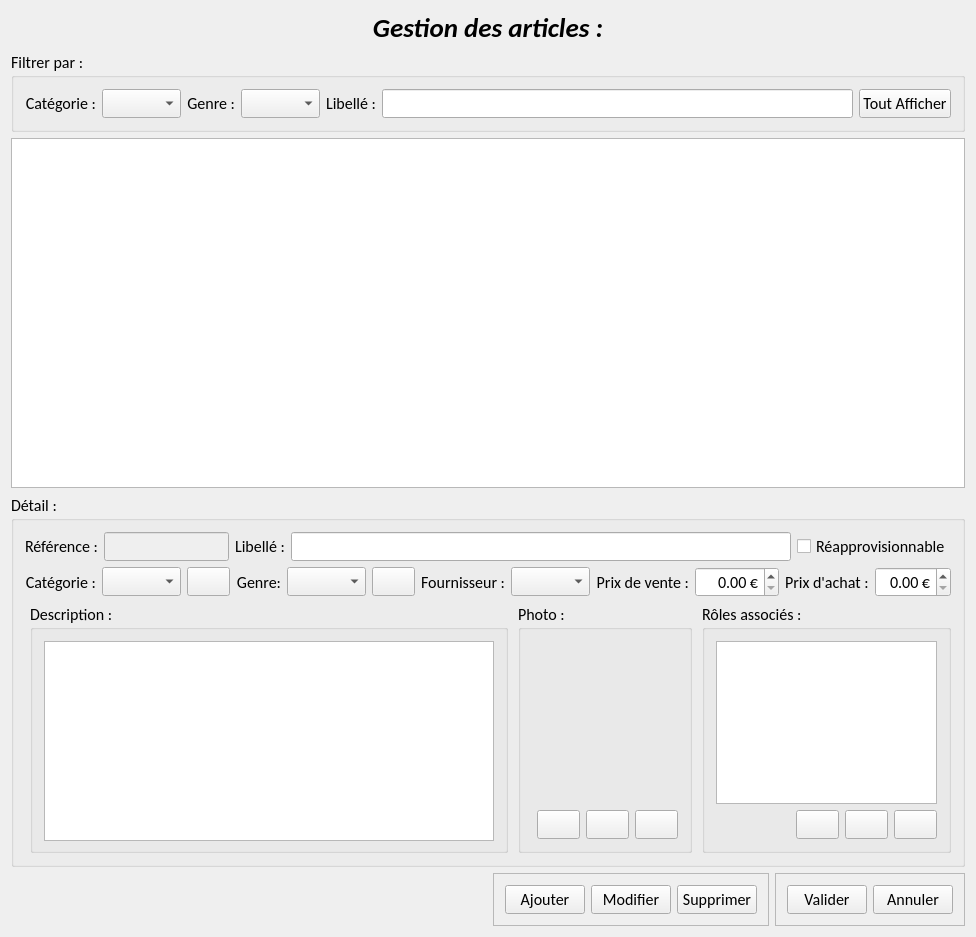
Old version of the form SeboApp/InterfaceGraphique/Articles/GuiGestionArticle.ui in the repository cok1/SeboApp.
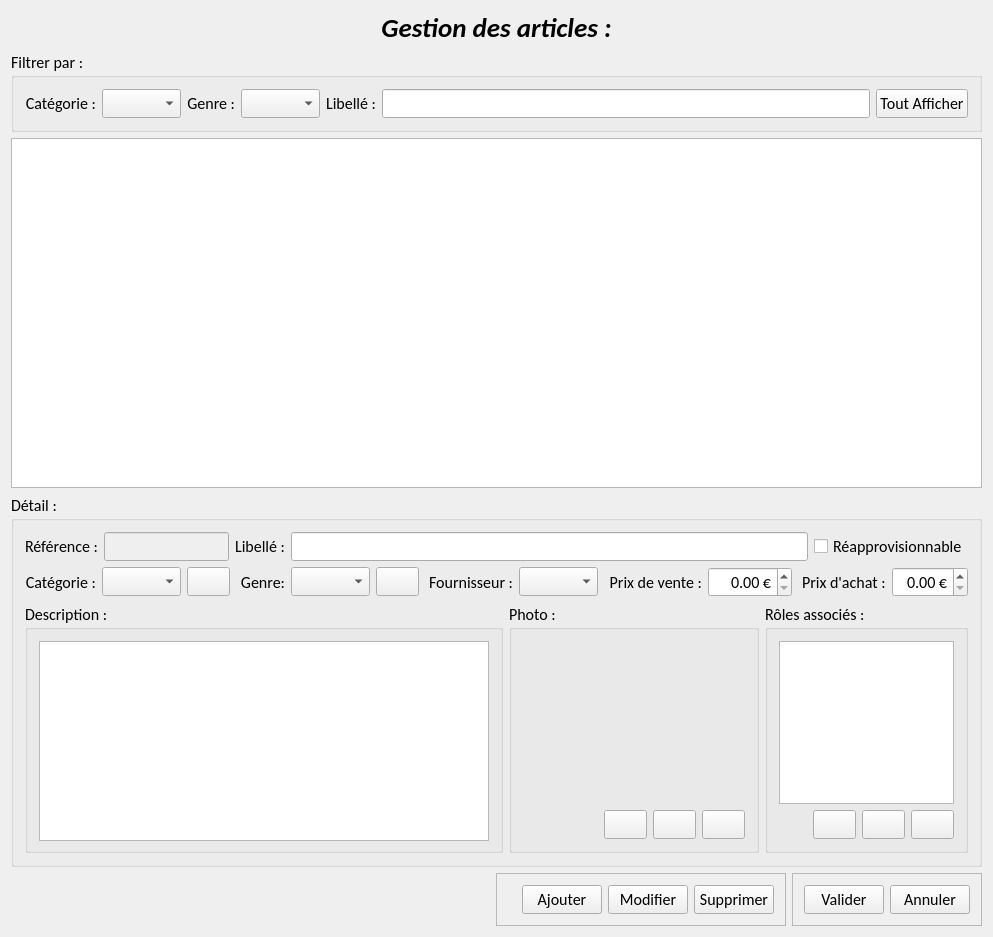
New version of the form. Icons and pictures are not drawn.

Commit message: Modification de l'url de la photo active

```diff
--- a/SeboApp/InterfaceGraphique/Articles/GuiGestionArticle.ui
+++ b/SeboApp/InterfaceGraphique/Articles/GuiGestionArticle.ui
@@ -447,7 +447,7 @@
          <widget class="QGroupBox" name="gbPhoto">
           <property name="minimumSize">
            <size>
-            <width>50</width>
+            <width>250</width>
             <height>0</height>
            </size>
           </property>
@@ -496,8 +496,8 @@
              <property name="text">
               <string/>
              </property>
-             <property name="pixmap">
-              <pixmap resource="../../SeboApp.qrc">:/SeboApp/Resources/kaaris.png</pixmap>
+             <property name="textFormat">
+              <enum>Qt::AutoText</enum>
              </property>
              <property name="scaledContents">
               <bool>true</bool>
@@ -695,6 +695,13 @@
         <enum>QFrame::Raised</enum>
        </property>
        <layout class="QHBoxLayout" name="horizontalLayout_2">
+        <item>
+         <widget class="QLabel" name="lblUrlPhoto">
+          <property name="text">
+           <string/>
+          </property>
+         </widget>
+        </item>
         <item>
          <widget class="QPushButton" name="btnAjouter">
           <property name="text">
```
The commit also changes 16 other files.
